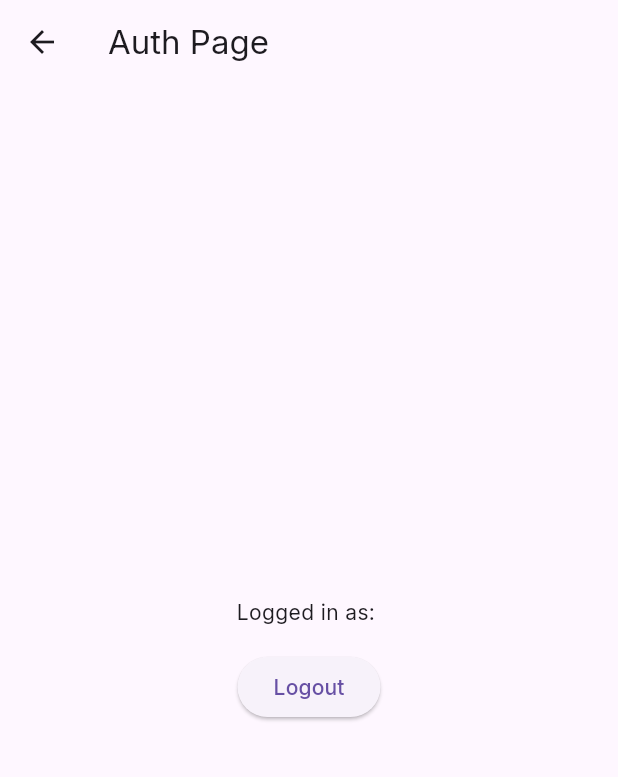
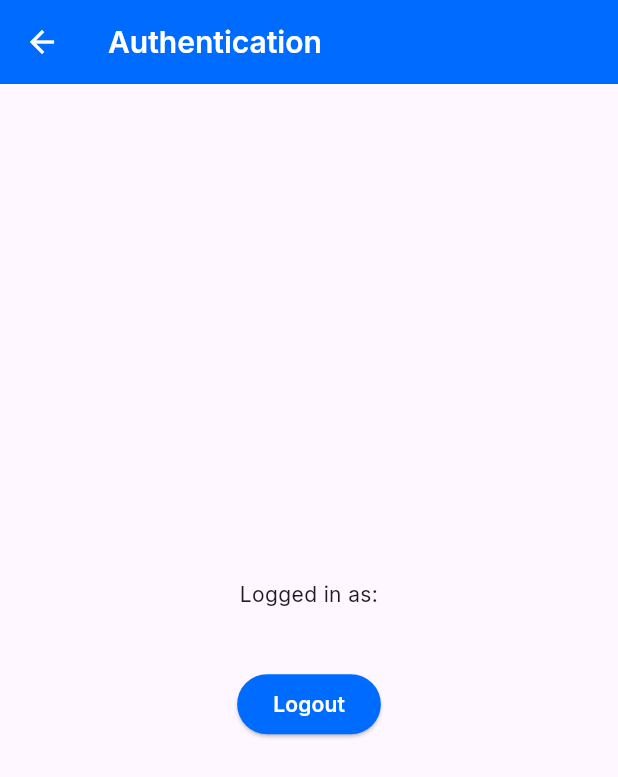
Before and after one commit to simaopsbarbosa/Inclui, a Flutter app: the screen it shows after launch, after a tap on "Login", on a phone screen of 412 x 824 dp. Shown: the top 777 px of the screen. Run offline on Flutter 3.47's test engine with Material 3 defaults, Android fonts, the phone set to English and light mode, and no system bars; our stand-ins replace firebase_auth, firebase_core, firebase_database, geolocator, google_fonts; accounts and stored records are empty; generated files the repository leaves out were written again.

Commit message:
made auth ui prettier for now

```diff
--- a/src/inclui/lib/login_page.dart
+++ b/src/inclui/lib/login_page.dart
@@ -1,5 +1,6 @@
 import 'package:flutter/material.dart';
 import 'package:firebase_auth/firebase_auth.dart';
+import 'package:google_fonts/google_fonts.dart';
 
 class LoginPage extends StatefulWidget {
   @override
@@ -54,7 +55,18 @@ class _LoginPageState extends State<LoginPage> {
     User? user = _auth.currentUser;
 
     return Scaffold(
-      appBar: AppBar(title: Text('Auth Page')),
+      appBar: AppBar(
+        iconTheme: IconThemeData(color: Colors.white),
+        title: Text(
+          'Authentication',
+          style: GoogleFonts.inter(
+            fontSize: 20,
+            color: Colors.white,
+            fontWeight: FontWeight.w600,
+          ),
+        ),
+        backgroundColor: Theme.of(context).primaryColor,
+      ),
       body: Padding(
         padding: const EdgeInsets.all(32.0),
         child: Center(
@@ -62,11 +74,35 @@ class _LoginPageState extends State<LoginPage> {
               ? Column(
                   mainAxisAlignment: MainAxisAlignment.center,
                   children: [
-                    Text('Logged in as: ${user.email}'),
+                    Text(
+                      'Logged in as: ',
+                      textAlign: TextAlign.center,
+                      style: GoogleFonts.inter(
+                        fontSize: 14,
+                        fontWeight: FontWeight.w400,
+                      ),
+                    ),
+                    Text(
+                      '${user.email}',
+                      textAlign: TextAlign.center,
+                      style: GoogleFonts.inter(
+                        fontSize: 16,
+                        fontWeight: FontWeight.w700,
+                      ),
+                    ),
                     SizedBox(height: 16),
                     ElevatedButton(
                       onPressed: _signOut,
-                      child: Text('Logout'),
+                      style: ElevatedButton.styleFrom(
+                        backgroundColor: Theme.of(context).primaryColor,
+                      ),
+                      child: Text(
+                        'Logout',
+                        style: GoogleFonts.inter(
+                            fontSize: 14,
+                            fontWeight: FontWeight.w600,
+                            color: Colors.white),
+                      ),
                     ),
                   ],
                 )
@@ -75,30 +111,55 @@ class _LoginPageState extends State<LoginPage> {
                   children: [
                     TextField(
                       controller: _emailController,
-                      decoration: InputDecoration(labelText: 'Email'),
+                      decoration: InputDecoration(
+                        labelText: 'Email',
+                        labelStyle: GoogleFonts.inter(fontSize: 14),
+                      ),
                       keyboardType: TextInputType.emailAddress,
                     ),
                     TextField(
                       controller: _passwordController,
-                      decoration: InputDecoration(labelText: 'Password'),
+                      decoration: InputDecoration(
+                        labelText: 'Password',
+                        labelStyle: GoogleFonts.inter(fontSize: 14),
+                      ),
                       obscureText: true,
                     ),
                     SizedBox(height: 16),
                     if (_errorMessage != null)
                       Text(
                         _errorMessage!,
-                        style: TextStyle(fontSize: 12, color: Colors.red),
+                        style:
+                            GoogleFonts.inter(fontSize: 12, color: Colors.red),
                       ),
                     SizedBox(height: 16),
                     Column(
                       children: [
                         ElevatedButton(
                           onPressed: _signIn,
-                          child: Text('Login'),
+                          style: ElevatedButton.styleFrom(
+                            backgroundColor: Theme.of(context).primaryColor,
+                          ),
+                          child: Text(
+                            'Login',
+                            style: GoogleFonts.inter(
+                                fontSize: 14,
+                                fontWeight: FontWeight.w600,
+                                color: Colors.white),
+                          ),
                         ),
                         ElevatedButton(
                           onPressed: _register,
-                          child: Text('Register'),
+                          style: ElevatedButton.styleFrom(
+                            backgroundColor: Theme.of(context).primaryColor,
+                          ),
+                          child: Text(
+                            'Register',
+                            style: GoogleFonts.inter(
+                                fontSize: 14,
+                                fontWeight: FontWeight.w600,
+                                color: Colors.white),
+                          ),
                         ),
                       ],
                     ),
```
